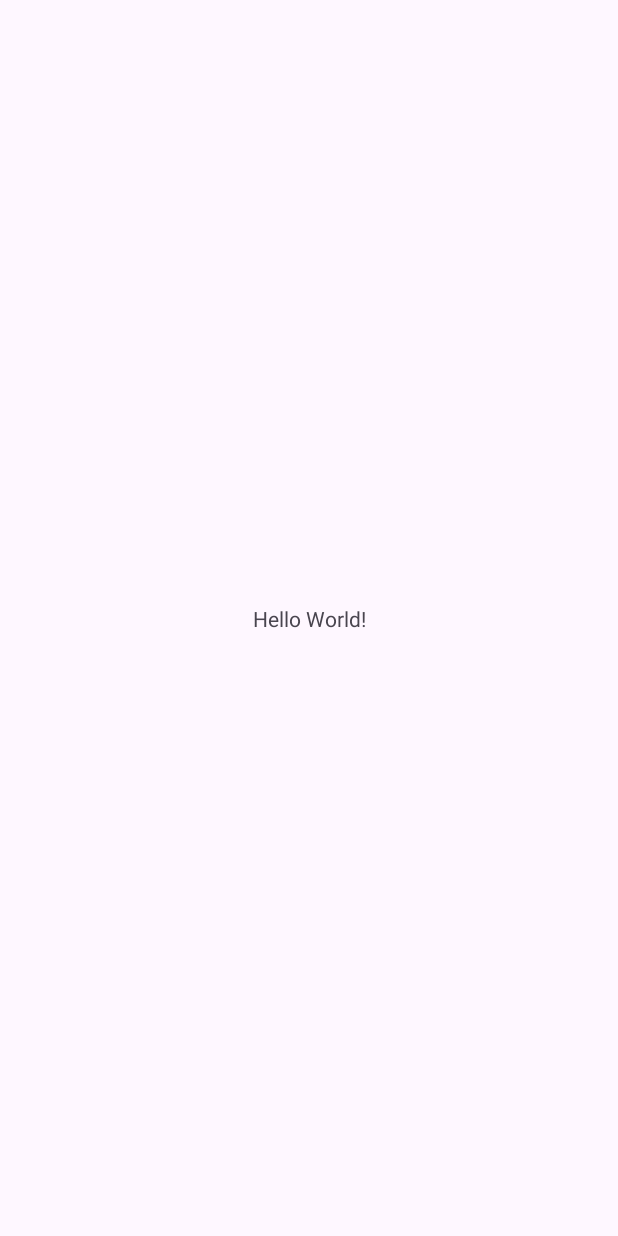
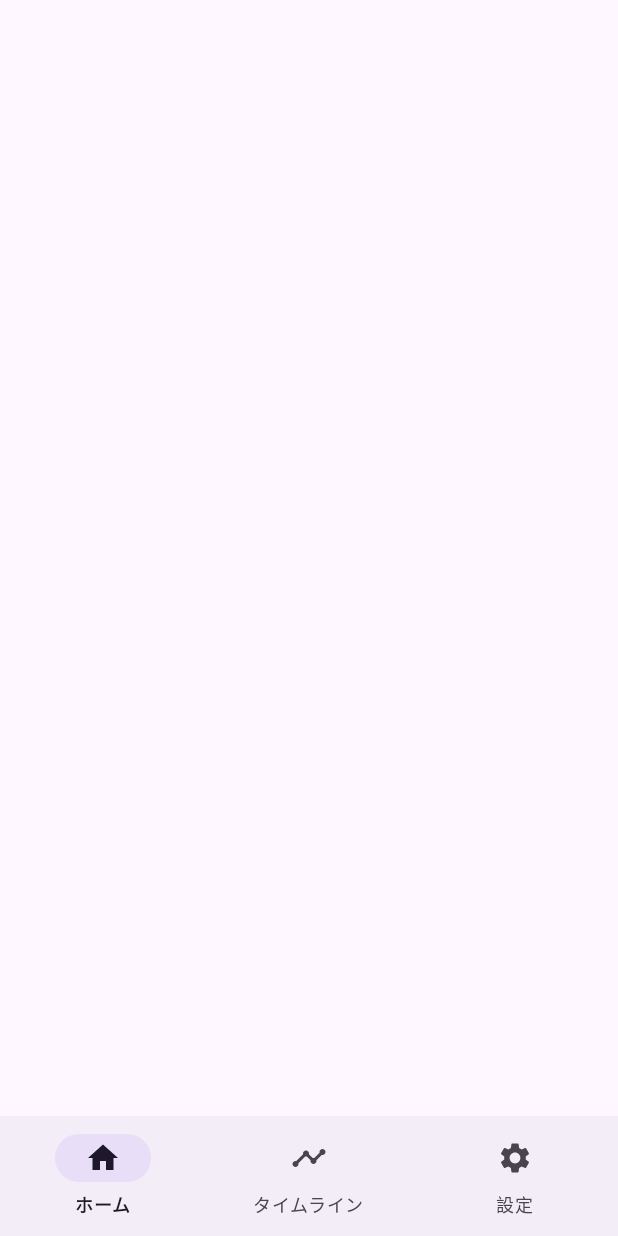
Before and after one commit to ando-keisuke/LAYOUT_MAIN, an Android app: the screen it shows after launch (MainActivity), on a phone screen of 412 x 824 dp. Before the commit the screen is almost empty. Run offline under Robolectric (Android 15) with nearby library versions, the phone set to English and light mode, and no system bars.

Commit message:
アイコンを追加

```diff
--- /dev/null
+++ b/app/src/main/res/drawable/icon_home.xml
@@ -0,0 +1,5 @@
+<vector android:height="24dp" android:tint="#000000"
+    android:viewportHeight="24" android:viewportWidth="24"
+    android:width="24dp" xmlns:android="http://schemas.android.com/apk/res/android">
+    <path android:fillColor="@android:color/white" android:pathData="M10,20v-6h4v6h5v-8h3L12,3 2,12h3v8z"/>
+</vector>
--- /dev/null
+++ b/app/src/main/res/drawable/icon_setting.xml
@@ -0,0 +1,5 @@
+<vector android:height="24dp" android:tint="#000000"
+    android:viewportHeight="24" android:viewportWidth="24"
+    android:width="24dp" xmlns:android="http://schemas.android.com/apk/res/android">
+    <path android:fillColor="@android:color/white" android:pathData="M19.14,12.94c0.04,-0.3 0.06,-0.61 0.06,-0.94c0,-0.32 -0.02,-0.64 -0.07,-0.94l2.03,-1.58c0.18,-0.14 0.23,-0.41 0.12,-0.61l-1.92,-3.32c-0.12,-0.22 -0.37,-0.29 -0.59,-0.22l-2.39,0.96c-0.5,-0.38 -1.03,-0.7 -1.62,-0.94L14.4,2.81c-0.04,-0.24 -0.24,-0.41 -0.48,-0.41h-3.84c-0.24,0 -0.43,0.17 -0.47,0.41L9.25,5.35C8.66,5.59 8.12,5.92 7.63,6.29L5.24,5.33c-0.22,-0.08 -0.47,0 -0.59,0.22L2.74,8.87C2.62,9.08 2.66,9.34 2.86,9.48l2.03,1.58C4.84,11.36 4.8,11.69 4.8,12s0.02,0.64 0.07,0.94l-2.03,1.58c-0.18,0.14 -0.23,0.41 -0.12,0.61l1.92,3.32c0.12,0.22 0.37,0.29 0.59,0.22l2.39,-0.96c0.5,0.38 1.03,0.7 1.62,0.94l0.36,2.54c0.05,0.24 0.24,0.41 0.48,0.41h3.84c0.24,0 0.44,-0.17 0.47,-0.41l0.36,-2.54c0.59,-0.24 1.13,-0.56 1.62,-0.94l2.39,0.96c0.22,0.08 0.47,0 0.59,-0.22l1.92,-3.32c0.12,-0.22 0.07,-0.47 -0.12,-0.61L19.14,12.94zM12,15.6c-1.98,0 -3.6,-1.62 -3.6,-3.6s1.62,-3.6 3.6,-3.6s3.6,1.62 3.6,3.6S13.98,15.6 12,15.6z"/>
+</vector>
--- /dev/null
+++ b/app/src/main/res/drawable/icon_timeline.xml
@@ -0,0 +1,5 @@
+<vector android:height="24dp" android:tint="#000000"
+    android:viewportHeight="24" android:viewportWidth="24"
+    android:width="24dp" xmlns:android="http://schemas.android.com/apk/res/android">
+    <path android:fillColor="@android:color/white" android:pathData="M23,8c0,1.1 -0.9,2 -2,2c-0.18,0 -0.35,-0.02 -0.51,-0.07l-3.56,3.55C16.98,13.64 17,13.82 17,14c0,1.1 -0.9,2 -2,2s-2,-0.9 -2,-2c0,-0.18 0.02,-0.36 0.07,-0.52l-2.55,-2.55C10.36,10.98 10.18,11 10,11s-0.36,-0.02 -0.52,-0.07l-4.55,4.56C4.98,15.65 5,15.82 5,16c0,1.1 -0.9,2 -2,2s-2,-0.9 -2,-2s0.9,-2 2,-2c0.18,0 0.35,0.02 0.51,0.07l4.56,-4.55C8.02,9.36 8,9.18 8,9c0,-1.1 0.9,-2 2,-2s2,0.9 2,2c0,0.18 -0.02,0.36 -0.07,0.52l2.55,2.55C14.64,12.02 14.82,12 15,12s0.36,0.02 0.52,0.07l3.55,-3.56C19.02,8.35 19,8.18 19,8c0,-1.1 0.9,-2 2,-2S23,6.9 23,8z"/>
+</vector>
--- a/app/src/main/res/layout/activity_main.xml
+++ b/app/src/main/res/layout/activity_main.xml
@@ -1,18 +1,26 @@
 <?xml version="1.0" encoding="utf-8"?>
-<androidx.constraintlayout.widget.ConstraintLayout xmlns:android="http://schemas.android.com/apk/res/android"
+<LinearLayout
+    xmlns:android="http://schemas.android.com/apk/res/android"
     xmlns:app="http://schemas.android.com/apk/res-auto"
-    xmlns:tools="http://schemas.android.com/tools"
     android:layout_width="match_parent"
     android:layout_height="match_parent"
-    tools:context=".MainActivity">
+    android:orientation="vertical">
 
-    <TextView
+    <FrameLayout
+        android:id="@+id/fragment_container"
+        android:layout_width="match_parent"
+        android:layout_height="wrap_content"
+        android:layout_weight="1">
+
+
+    </FrameLayout>
+
+    <com.google.android.material.bottomnavigation.BottomNavigationView
+        android:id="@+id/bottom_navigation_bar"
         android:layout_width="wrap_content"
         android:layout_height="wrap_content"
-        android:text="Hello World!"
-        app:layout_constraintBottom_toBottomOf="parent"
-        app:layout_constraintEnd_toEndOf="parent"
-        app:layout_constraintStart_toStartOf="parent"
-        app:layout_constraintTop_toTopOf="parent" />
+        android:layout_gravity="bottom"
+        app:menu="@menu/bottom_nav_menu"
+        android:layout_weight="0"/>
 
-</androidx.constraintlayout.widget.ConstraintLayout>
+</LinearLayout>
--- /dev/null
+++ b/app/src/main/res/menu/bottom_nav_menu.xml
@@ -0,0 +1,15 @@
+<?xml version="1.0" encoding="utf-8"?>
+<menu xmlns:android="http://schemas.android.com/apk/res/android">
+    <item
+        android:id="@+id/nav_home"
+        android:icon="@drawable/icon_home"
+        android:title="ホーム" />
+    <item
+        android:id="@+id/nav_timeline"
+        android:icon="@drawable/icon_timeline"
+        android:title="タイムライン" />
+    <item
+        android:id="@+id/nav_setting"
+        android:icon="@drawable/icon_setting"
+        android:title="設定" />
+</menu>
```
